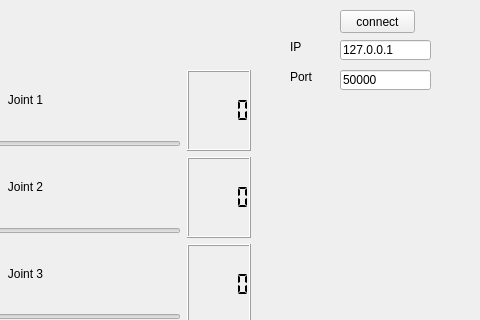
Qt form GUI/command/Commandwindow.ui (chameau5050/Handling-Gro) before a commit; both pictures show x 320 to 800 and y 0 to 320 of the 800 by 600 pixel window.
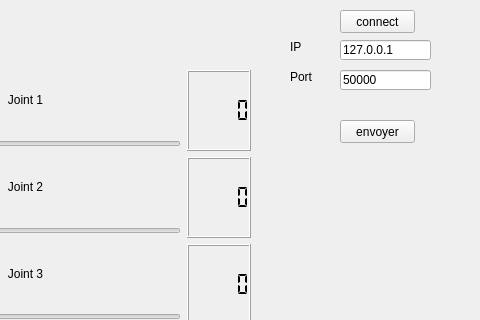
The same form after that commit.

Commit message: remove the message spam

The edit to the form file:
```diff
--- a/GUI/command/Commandwindow.ui
+++ b/GUI/command/Commandwindow.ui
@@ -224,6 +224,19 @@
      <string>Port</string>
     </property>
    </widget>
+   <widget class="QPushButton" name="sendCommend">
+    <property name="geometry">
+     <rect>
+      <x>660</x>
+      <y>120</y>
+      <width>75</width>
+      <height>23</height>
+     </rect>
+    </property>
+    <property name="text">
+     <string>envoyer</string>
+    </property>
+   </widget>
   </widget>
   <widget class="QMenuBar" name="menubar">
    <property name="geometry">
```
The commit also changes 2 other files.
